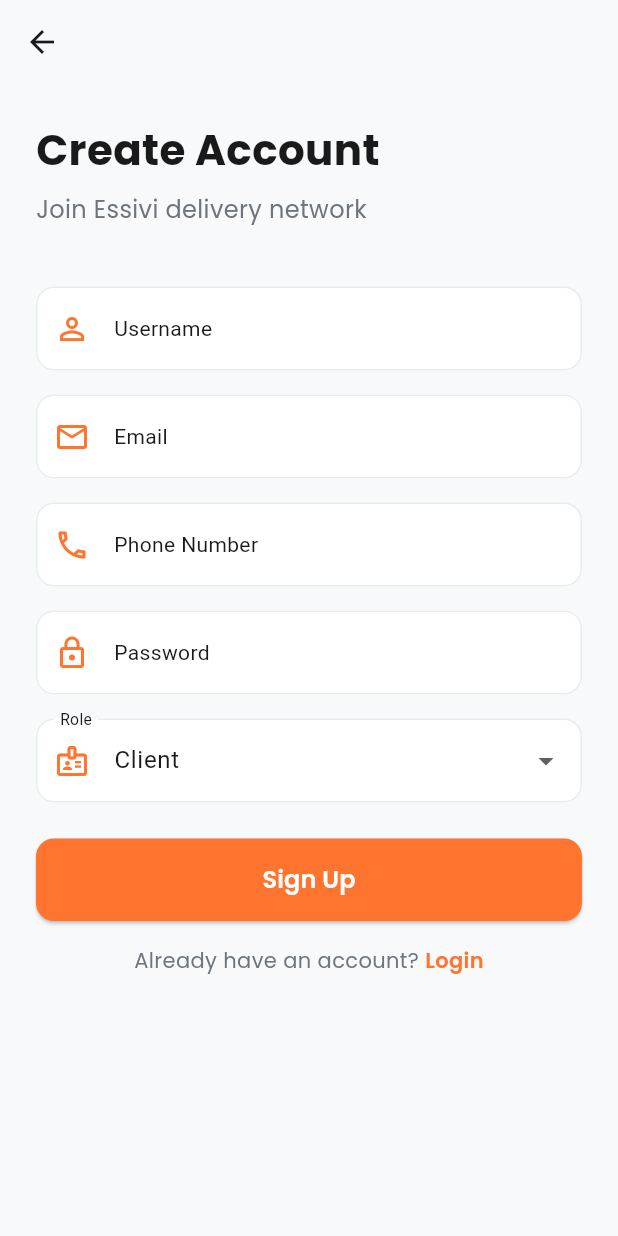
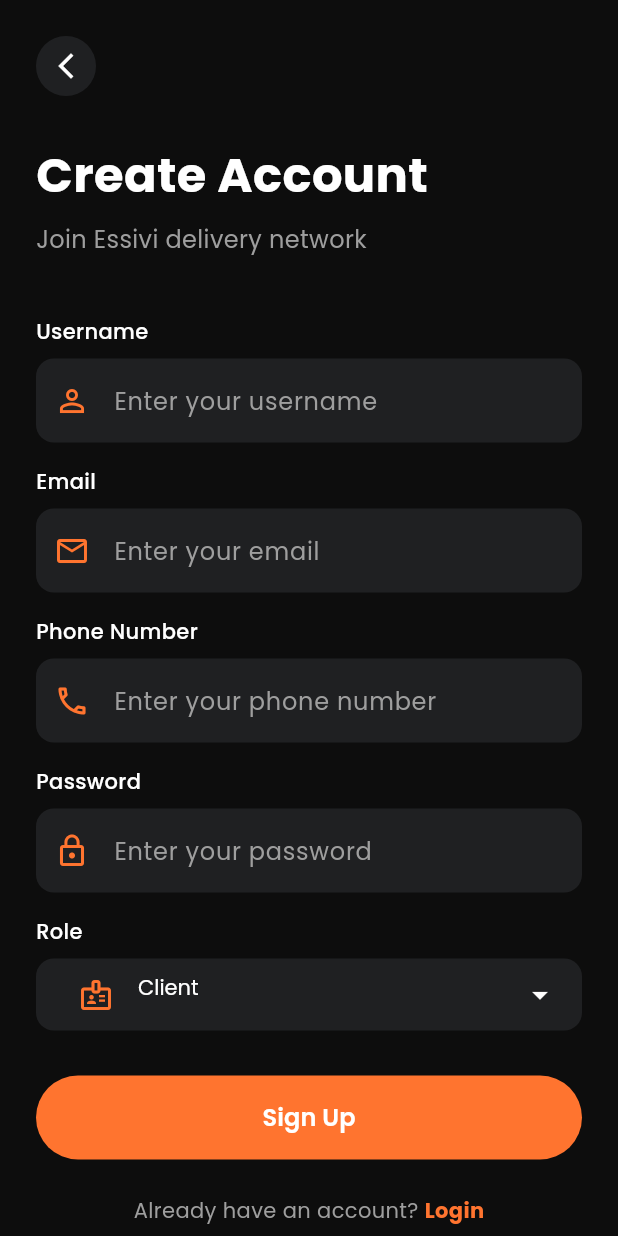
Before and after one commit to ABP01/Mobile_essivivi, a Flutter app: the SignupScreen screen opened by its route, on a phone screen of 412 x 824 dp. Run offline on Flutter 3.47's test engine with Material 3 defaults, Android fonts, the phone set to English and light mode, and no system bars; our stand-ins replace dio, fluentui_system_icons, flutter_map, flutter_secure_storage, geolocator, google_fonts and 3 more; accounts and stored records are empty; network calls fail.

Commit message:
Refactor code structure for improved readability and maintainability

```diff
--- a/lib/main.dart
+++ b/lib/main.dart
@@ -60,7 +60,7 @@ class MyApp extends StatelessWidget {
             GlobalCupertinoLocalizations.delegate,
           ],
           supportedLocales: AppLocalizations.supportedLocales,
-          initialRoute: AppRoutes.clientLanding,
+          initialRoute: AppRoutes.splash,
           onGenerateRoute: RouteGenerator.generateRoute,
         );
       },
--- a/lib/presentation/screens/auth/signup_screen.dart
+++ b/lib/presentation/screens/auth/signup_screen.dart
@@ -103,33 +103,58 @@ class _SignupScreenState extends State<SignupScreen> {
 
   @override
   Widget build(BuildContext context) {
-    final theme = Theme.of(context);
+    // Dark Theme Colors
+    const backgroundColor = Color(0xFF0D0D0D);
+    const cardColor = Color(0xFF1F2022);
+    const textColor = Colors.white;
+    const hintColor = Colors.grey;
 
+    // Common Input Decoration
+    InputDecoration buildInputDecoration(String hint, IconData icon) {
+      return InputDecoration(
+        hintText: hint,
+        hintStyle: GoogleFonts.poppins(color: hintColor),
+        prefixIcon: Icon(icon, color: AppColors.primary),
+        border: InputBorder.none,
+        contentPadding: const EdgeInsets.symmetric(horizontal: 16, vertical: 16),
+      );
+    }
 
     return Scaffold(
-      backgroundColor: theme.scaffoldBackgroundColor,
-      appBar: AppBar(
-        backgroundColor: Colors.transparent,
-        elevation: 0,
-        leading: IconButton(
-          icon: Icon(Icons.arrow_back, color: theme.textTheme.bodyLarge?.color),
-          onPressed: () => Navigator.pop(context),
-        ),
-      ),
+      backgroundColor: backgroundColor,
       body: SafeArea(
         child: SingleChildScrollView(
           padding: const EdgeInsets.all(24.0),
           child: Form(
             key: _formKey,
             child: Column(
-              crossAxisAlignment: CrossAxisAlignment.stretch,
+              crossAxisAlignment: CrossAxisAlignment.start,
               children: [
+                // Back Button
+                GestureDetector(
+                  onTap: () => Navigator.pop(context),
+                  child: Container(
+                    padding: const EdgeInsets.all(10),
+                    decoration: const BoxDecoration(
+                      color: cardColor,
+                      shape: BoxShape.circle,
+                    ),
+                    child: const Icon(
+                      Icons.arrow_back_ios_new,
+                      size: 20,
+                      color: textColor,
+                    ),
+                  ),
+                ),
+
+                const SizedBox(height: 30),
+
                 Text(
                   'Create Account',
                   style: GoogleFonts.poppins(
-                    fontSize: 28,
+                    fontSize: 32,
                     fontWeight: FontWeight.bold,
-                    color: theme.textTheme.bodyLarge?.color,
+                    color: textColor,
                   ),
                 ),
                 const SizedBox(height: 8),
@@ -137,165 +162,115 @@ class _SignupScreenState extends State<SignupScreen> {
                   'Join Essivi delivery network',
                   style: GoogleFonts.poppins(
                     fontSize: 16,
-                    color: theme.textTheme.bodySmall?.color,
+                    color: hintColor,
                   ),
                 ),
                 const SizedBox(height: 40),
 
                 // Username
-                TextFormField(
+                Text('Username', style: GoogleFonts.poppins(color: textColor, fontWeight: FontWeight.w500, fontSize: 14)),
+                const SizedBox(height: 8),
+                Container(
+                  decoration: BoxDecoration(color: cardColor, borderRadius: BorderRadius.circular(12)),
+                  child: TextFormField(
                     controller: _usernameController,
-                  style: theme.textTheme.bodyLarge,
-                  decoration: InputDecoration(
-                    labelText: 'Username',
-                    labelStyle: theme.textTheme.bodyMedium,
-                    hintStyle: theme.textTheme.bodySmall,
-                    prefixIcon: const Icon(Icons.person_outline, color: AppColors.primary),
-                    filled: true,
-                    fillColor: theme.cardColor,
-                    border: OutlineInputBorder(borderRadius: BorderRadius.circular(12)),
-                    enabledBorder: OutlineInputBorder(
-                      borderRadius: BorderRadius.circular(12),
-                      borderSide: BorderSide(color: theme.dividerColor),
+                    style: GoogleFonts.poppins(color: textColor),
+                    decoration: buildInputDecoration('Enter your username', Icons.person_outline),
+                    validator: (value) => (value == null || value.isEmpty) ? 'Veuillez entrer un nom d\'utilisateur' : null,
                   ),
-                  ),
-                  validator: (value) {
-                    if (value == null || value.isEmpty) {
-                      return 'Veuillez entrer un nom d\'utilisateur';
-                    }
-                    return null;
-                  },
                 ),
                 const SizedBox(height: 16),
 
                 // Email
-                TextFormField(
+                Text('Email', style: GoogleFonts.poppins(color: textColor, fontWeight: FontWeight.w500, fontSize: 14)),
+                const SizedBox(height: 8),
+                Container(
+                  decoration: BoxDecoration(color: cardColor, borderRadius: BorderRadius.circular(12)),
+                  child: TextFormField(
                     controller: _emailController,
-                  style: theme.textTheme.bodyLarge,
-                  decoration: InputDecoration(
-                    labelText: 'Email',
-                    labelStyle: theme.textTheme.bodyMedium,
-                    hintStyle: theme.textTheme.bodySmall,
-                    prefixIcon: const Icon(Icons.email_outlined, color: AppColors.primary),
-                    filled: true,
-                    fillColor: theme.cardColor,
-                    border: OutlineInputBorder(borderRadius: BorderRadius.circular(12)),
-                    enabledBorder: OutlineInputBorder(
-                      borderRadius: BorderRadius.circular(12),
-                      borderSide: BorderSide(color: theme.dividerColor),
-                    ),
-                  ),
+                    style: GoogleFonts.poppins(color: textColor),
+                    decoration: buildInputDecoration('Enter your email', Icons.email_outlined),
                     validator: (value) {
-                    if (value == null || value.isEmpty) {
-                      return 'Veuillez entrer un email';
-                    }
-                    if (!value.contains('@')) {
-                      return 'Email invalide';
-                    }
+                      if (value == null || value.isEmpty) return 'Veuillez entrer un email';
+                      if (!value.contains('@')) return 'Email invalide';
                       return null;
                     },
+                  ),
                 ),
                 const SizedBox(height: 16),
 
                 // Phone
-                TextFormField(
+                Text('Phone Number', style: GoogleFonts.poppins(color: textColor, fontWeight: FontWeight.w500, fontSize: 14)),
+                const SizedBox(height: 8),
+                Container(
+                  decoration: BoxDecoration(color: cardColor, borderRadius: BorderRadius.circular(12)),
+                  child: TextFormField(
                     controller: _phoneController,
-                  style: theme.textTheme.bodyLarge,
-                  decoration: InputDecoration(
-                    labelText: 'Phone Number',
-                    labelStyle: theme.textTheme.bodyMedium,
-                    hintStyle: theme.textTheme.bodySmall,
-                    prefixIcon: const Icon(Icons.phone_outlined, color: AppColors.primary),
-                    filled: true,
-                    fillColor: theme.cardColor,
-                    border: OutlineInputBorder(borderRadius: BorderRadius.circular(12)),
-                    enabledBorder: OutlineInputBorder(
-                      borderRadius: BorderRadius.circular(12),
-                      borderSide: BorderSide(color: theme.dividerColor),
+                    style: GoogleFonts.poppins(color: textColor),
+                    decoration: buildInputDecoration('Enter your phone number', Icons.phone_outlined),
+                    validator: (value) => (value == null || value.isEmpty) ? 'Veuillez entrer un numéro de téléphone' : null,
                   ),
-                  ),
-                  validator: (value) {
-                    if (value == null || value.isEmpty) {
-                      return 'Veuillez entrer un numéro de téléphone';
-                    }
-                    return null;
-                  },
                 ),
                 const SizedBox(height: 16),
 
                 // Password
-                TextFormField(
+                Text('Password', style: GoogleFonts.poppins(color: textColor, fontWeight: FontWeight.w500, fontSize: 14)),
+                const SizedBox(height: 8),
+                Container(
+                  decoration: BoxDecoration(color: cardColor, borderRadius: BorderRadius.circular(12)),
+                  child: TextFormField(
                     controller: _passwordController,
                     obscureText: true,
-                  style: theme.textTheme.bodyLarge,
-                  decoration: InputDecoration(
-                    labelText: 'Password',
-                    labelStyle: theme.textTheme.bodyMedium,
-                    hintStyle: theme.textTheme.bodySmall,
-                    prefixIcon: const Icon(Icons.lock_outline, color: AppColors.primary),
-                    filled: true,
-                    fillColor: theme.cardColor,
-                    border: OutlineInputBorder(borderRadius: BorderRadius.circular(12)),
-                    enabledBorder: OutlineInputBorder(
-                      borderRadius: BorderRadius.circular(12),
-                      borderSide: BorderSide(color: theme.dividerColor),
-                    ),
-                  ),
+                    style: GoogleFonts.poppins(color: textColor),
+                    decoration: buildInputDecoration('Enter your password', Icons.lock_outline),
                     validator: (value) {
-                    if (value == null || value.isEmpty) {
-                      return 'Veuillez entrer un mot de passe';
-                    }
-                    if (value.length < 6) {
-                      return 'Le mot de passe doit contenir au moins 6 caractères';
-                    }
+                      if (value == null || value.isEmpty) return 'Veuillez entrer un mot de passe';
+                      if (value.length < 6) return 'Le mot de passe doit contenir au moins 6 caractères';
                       return null;
                     },
+                  ),
                 ),
                 const SizedBox(height: 16),
 
                 // Role selection
-                DropdownButtonFormField<String>(
+                Text('Role', style: GoogleFonts.poppins(color: textColor, fontWeight: FontWeight.w500, fontSize: 14)),
+                const SizedBox(height: 8),
+                Container(
+                  padding: const EdgeInsets.symmetric(horizontal: 16),
+                  decoration: BoxDecoration(color: cardColor, borderRadius: BorderRadius.circular(12)),
+                  child: DropdownButtonHideUnderline(
+                    child: DropdownButtonFormField<String>(
                       value: _selectedRole,
-                  dropdownColor: theme.cardColor,
-                  style: theme.textTheme.bodyLarge,
-                  decoration: InputDecoration(
-                    labelText: 'Role',
-                    labelStyle: theme.textTheme.bodyMedium,
-                    prefixIcon: const Icon(Icons.badge_outlined, color: AppColors.primary),
-                    filled: true,
-                    fillColor: theme.cardColor,
-                    border: OutlineInputBorder(borderRadius: BorderRadius.circular(12)),
-                    enabledBorder: OutlineInputBorder(
-                      borderRadius: BorderRadius.circular(12),
-                      borderSide: BorderSide(color: theme.dividerColor),
+                      dropdownColor: cardColor,
+                      style: GoogleFonts.poppins(color: textColor),
+                      icon: const Icon(Icons.arrow_drop_down, color: textColor),
+                      decoration: const InputDecoration(border: InputBorder.none, prefixIcon: Icon(Icons.badge_outlined, color: AppColors.primary)),
+                      items: [
+                        DropdownMenuItem(value: 'client', child: Text('Client', style: GoogleFonts.poppins(color: textColor))),
+                        DropdownMenuItem(value: 'agent', child: Text('Agent', style: GoogleFonts.poppins(color: textColor))),
+                      ],
+                      onChanged: (value) => setState(() => _selectedRole = value!),
                     ),
                   ),
-                  items: [
-                    DropdownMenuItem(value: 'client', child: Text('Client', style: theme.textTheme.bodyLarge)),
-                    DropdownMenuItem(value: 'agent', child: Text('Agent', style: theme.textTheme.bodyLarge)),
-                  ],
-                  onChanged: (value) {
-                    setState(() => _selectedRole = value!);
-                  },
                 ),
-                const SizedBox(height: 24),
+                const SizedBox(height: 30),
 
                 // Signup Button
-                ElevatedButton(
+                SizedBox(
+                  width: double.infinity,
+                  height: 56,
+                  child: ElevatedButton(
                     onPressed: _isLoading ? null : _signup,
                     style: ElevatedButton.styleFrom(
                       backgroundColor: AppColors.primary,
-                    padding: const EdgeInsets.symmetric(vertical: 16),
-                    shape: RoundedRectangleBorder(borderRadius: BorderRadius.circular(12)),
+                      shape: RoundedRectangleBorder(borderRadius: BorderRadius.circular(30)),
+                      elevation: 0,
                     ),
                     child: _isLoading
                         ? const SizedBox(
                             height: 20,
                             width: 20,
-                          child: CircularProgressIndicator(
-                            color: Colors.white,
-                            strokeWidth: 2,
-                          ),
+                            child: CircularProgressIndicator(color: Colors.white, strokeWidth: 2),
                           )
                         : Text(
                             'Sign Up',
@@ -306,7 +281,8 @@ class _SignupScreenState extends State<SignupScreen> {
                             ),
                           ),
                   ),
-                const SizedBox(height: 16),
+                ),
+                const SizedBox(height: 24),
 
                 // Login link
                 Row(
@@ -314,7 +290,7 @@ class _SignupScreenState extends State<SignupScreen> {
                   children: [
                     Text(
                       'Already have an account? ',
-                      style: GoogleFonts.poppins(color: theme.textTheme.bodySmall?.color),
+                      style: GoogleFonts.poppins(color: hintColor),
                     ),
                     GestureDetector(
                       onTap: () => Navigator.pushReplacementNamed(context, AppRoutes.login),
@@ -322,12 +298,13 @@ class _SignupScreenState extends State<SignupScreen> {
                         'Login',
                         style: GoogleFonts.poppins(
                           color: AppColors.primary,
-                          fontWeight: FontWeight.w600,
+                          fontWeight: FontWeight.bold,
                         ),
                       ),
                     ),
                   ],
                 ),
+                const SizedBox(height: 20),
               ],
             ),
           ),
--- a/lib/presentation/screens/client/client_landing_screen.dart
+++ b/lib/presentation/screens/client/client_landing_screen.dart
@@ -79,7 +79,7 @@ class ClientLandingScreen extends StatelessWidget {
                      children: [
                        TextButton(
                          onPressed: () {
-                           Navigator.pushReplacementNamed(context, AppRoutes.clientHomeRedesign);
+                           Navigator.pushReplacementNamed(context, AppRoutes.login);
                          },
                          child: Row(
                            children: [
@@ -99,7 +99,7 @@ class ClientLandingScreen extends StatelessWidget {
                          text: 'Get Started',
                          backgroundColor: AppColors.primary,
                          onTap: () {
-                            Navigator.pushReplacementNamed(context, AppRoutes.clientHomeRedesign);
+                            Navigator.pushReplacementNamed(context, AppRoutes.login);
                          },
                        ),
                      ],
--- a/lib/routes/route_generator.dart
+++ b/lib/routes/route_generator.dart
@@ -3,7 +3,7 @@ import 'package:essivi_mobile/routes/app_routes.dart';
 
 // Auth Screens
 import 'package:essivi_mobile/presentation/screens/auth/splash_screen.dart';
-import 'package:essivi_mobile/presentation/screens/client/onboarding_screen.dart';
+
 import 'package:essivi_mobile/presentation/screens/auth/login_screen.dart';
 import 'package:essivi_mobile/presentation/screens/auth/signup_screen.dart';
 
@@ -52,7 +52,7 @@ class RouteGenerator {
         return MaterialPageRoute(builder: (_) => const SplashScreen());
 
       case AppRoutes.onboarding:
-        return MaterialPageRoute(builder: (_) => const OnboardingScreen());
+        return MaterialPageRoute(builder: (_) => const ClientLandingScreen());
 
       case AppRoutes.login:
         return MaterialPageRoute(builder: (_) => const LoginScreen());
--- a/pubspec.yaml
+++ b/pubspec.yaml
@@ -78,6 +78,7 @@ flutter:
   # To add assets to your application, add an assets section, like this:
   assets:
     - assets/images/
+    - assets/
 
   # An image asset can refer to one or more resolution-specific "variants", see
   # https://flutter.dev/to/resolution-aware-images
```
Also changed, not shown: lib/presentation/screens/auth/login_screen.dart (+104 -98 lines), lib/presentation/screens/auth/splash_screen.dart (+17 -8 lines), lib/presentation/screens/client/client_home_screen_redesign.dart (+22 -3 lines), lib/presentation/screens/client/onboarding_screen.dart (deleted, +0 -136 lines), lib/presentation/widgets/shipping_card.dart (+39 -0 lines), assets/logo/logoicon.png (added), assets/logo/splashlogo.png (added). Lines whose indentation alone changed are shown as unchanged.
